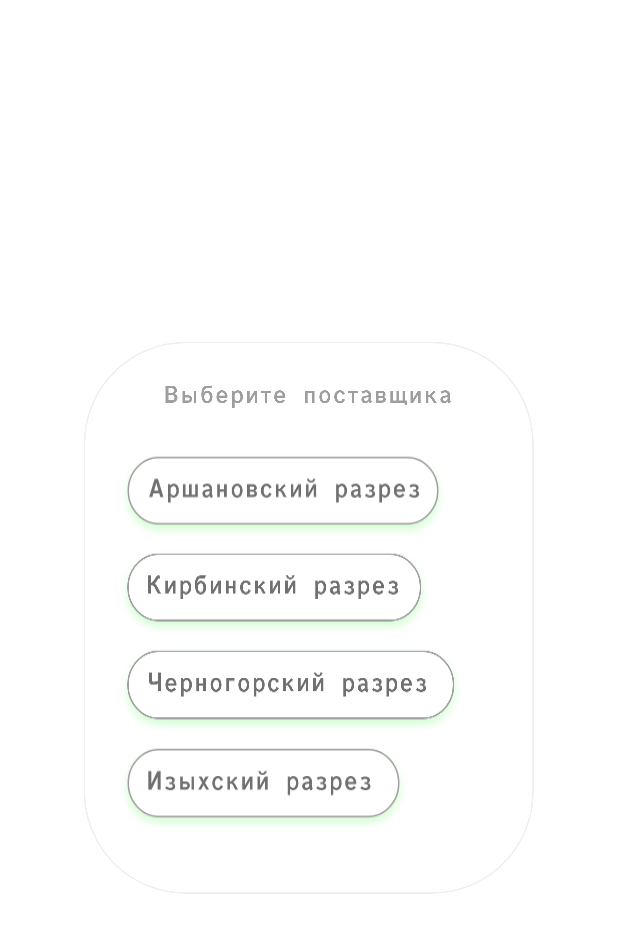
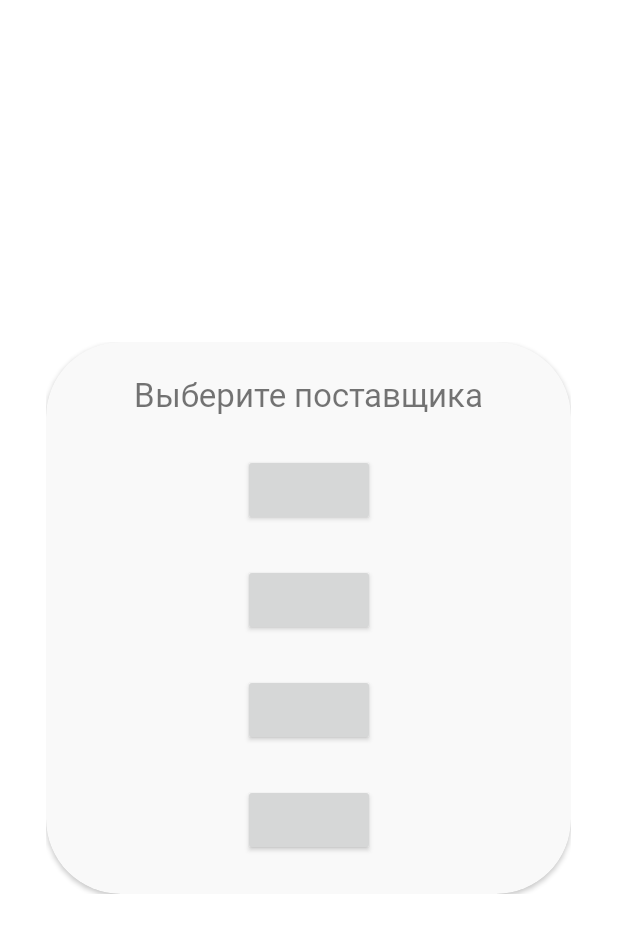
Before and after one commit to Tuhtarov/Ugolek, an Android app: the layout provoder_layoutt.xml on its own in the app's theme, with its tools: preview values and no code run, on a phone screen of 412 x 824 dp. Shown: the top 933 px of the screen. Run offline under Robolectric (Android 15) with nearby library versions, the phone set to English and light mode, and no system bars.

Commit message:
Ugolek 1.1.3 | Commit for switching on new branch

```diff
--- a/app/src/main/java/com/example/myapplication/MainActivity.kt
+++ b/app/src/main/java/com/example/myapplication/MainActivity.kt
@@ -19,22 +19,13 @@ import kotlinx.android.synthetic.main.activity_main.*
 import kotlinx.android.synthetic.main.activity_second.*
 import kotlinx.android.synthetic.main.mark_layout.*
 import org.w3c.dom.Text
+import java.util.prefs.Preferences
 
 
 class MainActivity : AppCompatActivity() {
-
-    lateinit var Preferences: SharedPreferences
-    lateinit var editor: SharedPreferences.Editor
     lateinit var IntentForMapsLayout: Intent
     var str: String? = null
     val requestCodes = 0
-
-    //инициализация переменных
-    @SuppressLint("CommitPrefEdits")
-    private fun prefinit() {
-        Preferences = getSharedPreferences("Hello", MODE_PRIVATE)
-        editor = Preferences.edit()
-    }
 
     fun createSecondLayout(){
         Intent(this, SecondActivity::class.java).also {
@@ -61,7 +52,6 @@ class MainActivity : AppCompatActivity() {
     override fun onCreate(savedInstanceState: Bundle?) {
         super.onCreate(savedInstanceState)
         setContentView(R.layout.activity_main)
-        prefinit()
 
         IntentForMapsLayout = Intent(this, MapsActivity::class.java)
 
@@ -125,6 +115,7 @@ class MainActivity : AppCompatActivity() {
             textView3.text = ""
             textView4.text = ""
             summ_tonn.text = ""
+            editTextNumber2.setText("")
             str = null
             showdialogprovider()
         }
--- a/app/src/main/res/layout/provoder_layoutt.xml
+++ b/app/src/main/res/layout/provoder_layoutt.xml
@@ -1,76 +1,104 @@
 <?xml version="1.0" encoding="utf-8"?>
-<LinearLayout
+<androidx.constraintlayout.widget.ConstraintLayout xmlns:android="http://schemas.android.com/apk/res/android"
+    xmlns:app="http://schemas.android.com/apk/res-auto"
+    xmlns:tools="http://schemas.android.com/tools"
     android:id="@+id/ListContainers"
-    xmlns:android="http://schemas.android.com/apk/res/android"
-    android:orientation="vertical"
     android:layout_width="wrap_content"
     android:layout_height="wrap_content"
-    android:layout_gravity="center"
-    android:background="@drawable/backgroundforlistproviders"
-    android:scaleType="centerCrop">
+    android:layout_gravity="center">
 
-    <LinearLayout
-        android:layout_width="wrap_content"
-        android:layout_height="70dp"
-        android:gravity="center"
-        android:layout_gravity="center"
-        android:orientation="vertical">
+    <androidx.cardview.widget.CardView
+        android:id="@+id/CardViewPrLt"
+        app:cardCornerRadius="50dp"
+        android:layout_width="350dp"
+        android:layout_height="wrap_content"
+        android:backgroundTint="#F9F9F9"
+        app:layout_constraintBottom_toBottomOf="parent"
+        app:layout_constraintEnd_toEndOf="parent"
+        app:layout_constraintHorizontal_bias="0.5"
+        app:layout_constraintStart_toStartOf="parent"
+        app:layout_constraintTop_toTopOf="parent">
 
-        <TextView
-            android:background="@drawable/textforlistproviders"
-            android:layout_width="wrap_content"
-            android:layout_height="wrap_content"
-            >
-        </TextView>
+        <androidx.constraintlayout.widget.ConstraintLayout
+            android:id="@+id/container"
+            android:layout_width="350dp"
+            android:layout_height="wrap_content">
 
+            <TextView
+                android:id="@+id/text_chooseProvider"
+                android:layout_width="wrap_content"
+                android:layout_height="wrap_content"
+                android:text="Выберите поставщика"
+                android:textSize="22sp"
+                android:fontFamily="@font/russian_road"
+                android:layout_marginTop="20dp"
+                android:layout_marginBottom="25dp"
+                app:layout_constraintBottom_toTopOf="@+id/btn_chernogorsk"
+                app:layout_constraintEnd_toEndOf="parent"
+                app:layout_constraintHorizontal_bias="0.5"
+                app:layout_constraintStart_toStartOf="parent"
+                app:layout_constraintTop_toTopOf="parent">
 
+            </TextView>
 
-    </LinearLayout>
+            <!-- Здесь кнопка для Черногорского разреза-->
+            <androidx.appcompat.widget.AppCompatButton
+                android:id="@+id/btn_chernogorsk"
+                android:layout_width="wrap_content"
+                android:layout_height="wrap_content"
+                android:layout_marginBottom="25dp"
+                app:layout_constraintBottom_toTopOf="@+id/btn_arschanov"
+                app:layout_constraintEnd_toEndOf="@+id/container"
+                app:layout_constraintStart_toStartOf="@+id/container"
+                app:layout_constraintTop_toBottomOf="@+id/text_chooseProvider"
+                app:layout_constraintVertical_bias="0.0">
 
-    <LinearLayout
-        android:id="@+id/ChooseProvider"
-        android:layout_width="match_parent"
-        android:layout_height="260dp"
-        android:orientation="vertical"
-        >
-        <ImageButton
-            android:layout_marginLeft="20dp"
-            android:id="@+id/btn_arschanovr"
-            android:layout_width="wrap_content"
-            android:layout_height="0dp"
-            android:layout_weight="10"
-            android:background="@drawable/btn_arschanovr">
+            </androidx.appcompat.widget.AppCompatButton>
 
-        </ImageButton>
-        <ImageButton
-            android:layout_marginLeft="20dp"
-            android:id="@+id/btn_cirbinsciyr"
-            android:layout_width="wrap_content"
-            android:layout_height="0dp"
-            android:layout_weight="10"
-            android:background="@drawable/btn_cirbinsciyr">
+            <!-- Здесь кнопка для Аршановского разреза-->
+            <androidx.appcompat.widget.AppCompatButton
+                android:id="@+id/btn_arschanov"
+                android:layout_width="wrap_content"
+                android:layout_height="wrap_content"
+                android:layout_marginBottom="25dp"
+                app:layout_constraintBottom_toTopOf="@+id/btn_izyskhiy"
+                app:layout_constraintEnd_toEndOf="parent"
+                app:layout_constraintHorizontal_bias="0.5"
+                app:layout_constraintStart_toStartOf="parent"
+                app:layout_constraintTop_toBottomOf="@+id/btn_chernogorsk">
 
-        </ImageButton>
-        <ImageButton
-            android:layout_marginLeft="20dp"
-            android:id="@+id/btn_chernogorskiyr"
-            android:layout_width="wrap_content"
-            android:layout_height="0dp"
-            android:layout_weight="10"
-            android:background="@drawable/btn_chernogorskiyr">
+            </androidx.appcompat.widget.AppCompatButton>
 
-        </ImageButton>
-        <ImageButton
+            <!-- Здесь кнопка для Изыхского разреза-->
+            <androidx.appcompat.widget.AppCompatButton
+                android:id="@+id/btn_izyskhiy"
+                android:layout_width="wrap_content"
+                android:layout_height="wrap_content"
+                android:layout_marginBottom="25dp"
+                app:layout_constraintBottom_toTopOf="@+id/btn_cirbinsciy"
+                app:layout_constraintEnd_toEndOf="parent"
+                app:layout_constraintHorizontal_bias="0.5"
+                app:layout_constraintStart_toStartOf="parent"
+                app:layout_constraintTop_toBottomOf="@+id/btn_arschanov">
 
-            android:layout_marginLeft="20dp"
-            android:id="@+id/btn_izyskhiyr"
-            android:layout_width="wrap_content"
-            android:layout_height="0dp"
-            android:layout_weight="10"
-            android:background="@drawable/btn_izyskhiyr">
+            </androidx.appcompat.widget.AppCompatButton>
 
-        </ImageButton>
+            <!-- Здесь кнопка для Кирбинского разреза-->
+            <androidx.appcompat.widget.AppCompatButton
+                android:id="@+id/btn_cirbinsciy"
+                android:layout_width="wrap_content"
+                android:layout_height="wrap_content"
+                android:layout_marginBottom="25dp"
+                app:layout_constraintBottom_toBottomOf="@+id/container"
+                app:layout_constraintEnd_toEndOf="parent"
+                app:layout_constraintHorizontal_bias="0.5"
+                app:layout_constraintStart_toStartOf="parent"
+                app:layout_constraintTop_toBottomOf="@+id/btn_izyskhiy">
 
+            </androidx.appcompat.widget.AppCompatButton>
 
-    </LinearLayout>
-</LinearLayout>
+        </androidx.constraintlayout.widget.ConstraintLayout>
+
+    </androidx.cardview.widget.CardView>
+
+</androidx.constraintlayout.widget.ConstraintLayout>
```
Also changed, not shown: app/src/main/java/com/example/myapplication/MapsActivity.kt (+0 -27 lines).
